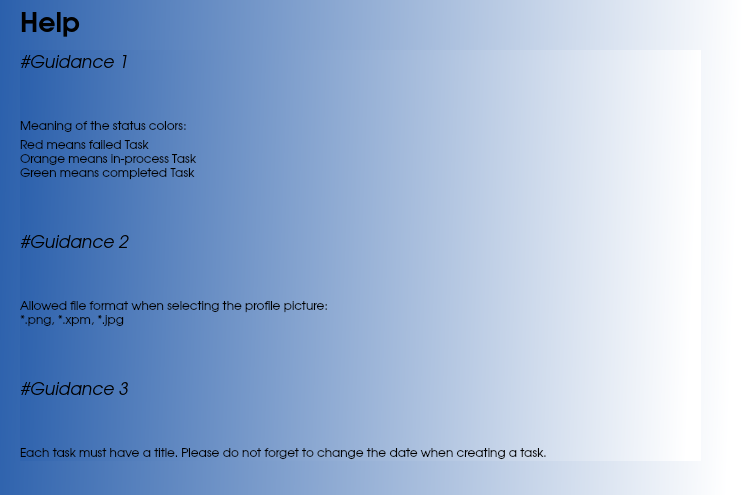
Before: the Qt Designer form PersonalPlanner/helpform.ui in sabrine-gamdou/PersonalPlanner, drawn with Qt 5.
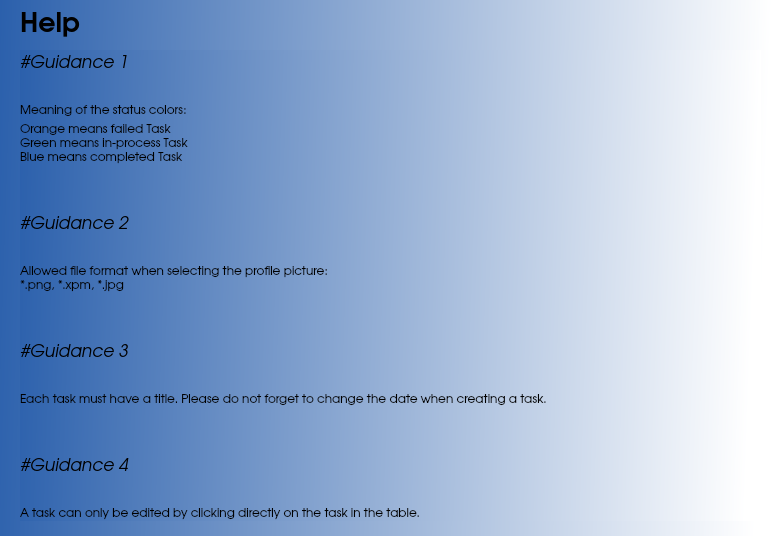
After: the same form once the commit is applied.

Commit message: HelpForm aktualisiert DropDown Menu bei add aktualisiert StyleSheet Code

Diff of the .ui file:
```diff
--- a/PersonalPlanner/helpform.ui
+++ b/PersonalPlanner/helpform.ui
@@ -6,8 +6,8 @@
    <rect>
     <x>0</x>
     <y>0</y>
-    <width>742</width>
-    <height>495</height>
+    <width>771</width>
+    <height>536</height>
    </rect>
   </property>
   <property name="font">
@@ -50,8 +50,8 @@
     <rect>
      <x>20</x>
      <y>50</y>
-     <width>681</width>
-     <height>411</height>
+     <width>741</width>
+     <height>471</height>
     </rect>
    </property>
    <layout class="QHBoxLayout" name="horizontalLayout">
@@ -114,9 +114,9 @@
          <string notr="true">background: qlineargradient(spread:pad, x1:0, y1:0, x2:1, y2:0.0225455, stop:0 rgba(0,0,0,0), stop:1 rgba(0,0,0,0))</string>
         </property>
         <property name="text">
-         <string>Red means failed Task
-Orange means in-process Task
-Green means completed Task</string>
+         <string>Orange means failed Task
+Green means in-process Task
+Blue means completed Task</string>
         </property>
        </widget>
       </item>
@@ -239,6 +239,64 @@
         </property>
        </widget>
       </item>
+      <item>
+       <spacer name="verticalSpacer_6">
+        <property name="orientation">
+         <enum>Qt::Vertical</enum>
+        </property>
+        <property name="sizeHint" stdset="0">
+         <size>
+          <width>20</width>
+          <height>40</height>
+         </size>
+        </property>
+       </spacer>
+      </item>
+      <item>
+       <widget class="QLabel" name="guidance4">
+        <property name="font">
+         <font>
+          <family>URW Gothic L</family>
+          <pointsize>13</pointsize>
+          <italic>true</italic>
+         </font>
+        </property>
+        <property name="styleSheet">
+         <string notr="true">background: qlineargradient(spread:pad, x1:0, y1:0, x2:1, y2:0.0225455, stop:0 rgba(0,0,0,0), stop:1 rgba(0,0,0,0))</string>
+        </property>
+        <property name="text">
+         <string>#Guidance 4</string>
+        </property>
+       </widget>
+      </item>
+      <item>
+       <spacer name="verticalSpacer_7">
+        <property name="orientation">
+         <enum>Qt::Vertical</enum>
+        </property>
+        <property name="sizeHint" stdset="0">
+         <size>
+          <width>10</width>
+          <height>20</height>
+         </size>
+        </property>
+       </spacer>
+      </item>
+      <item>
+       <widget class="QLabel" name="edittask">
+        <property name="font">
+         <font>
+          <family>URW Gothic L</family>
+         </font>
+        </property>
+        <property name="styleSheet">
+         <string notr="true">background: qlineargradient(spread:pad, x1:0, y1:0, x2:1, y2:0.0225455, stop:0 rgba(0,0,0,0), stop:1 rgba(0,0,0,0))</string>
+        </property>
+        <property name="text">
+         <string>A task can only be edited by clicking directly on the task in the table.</string>
+        </property>
+       </widget>
+      </item>
      </layout>
     </item>
    </layout>
```
Left out of the diff: 2 changed lines with no effect on the pictures. The commit also changes 30 other files.
